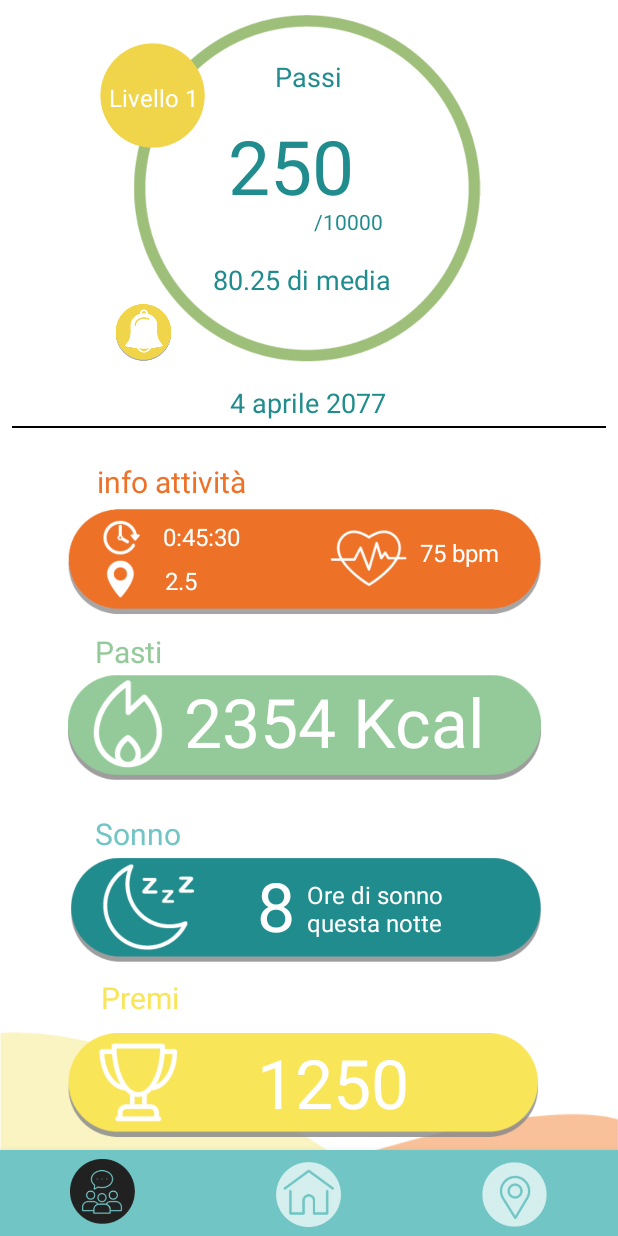
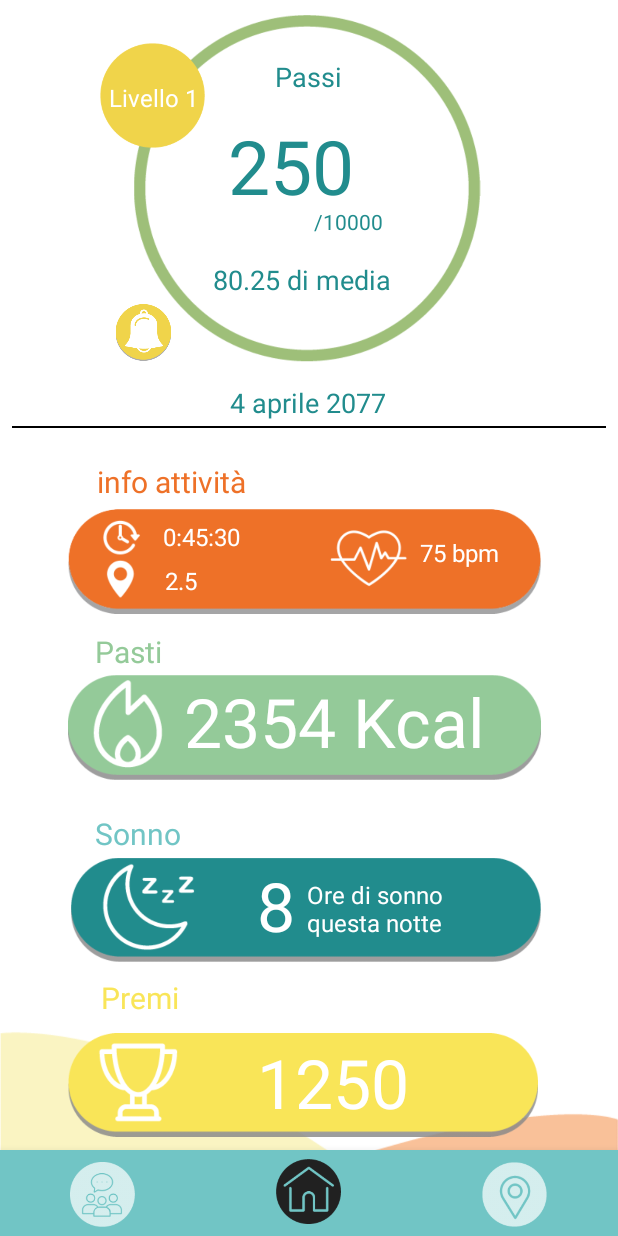
Before and after one commit to AntonioLezzi/Walk4U, an Android app: the Home screen opened directly, with no data from a screen before it, on a phone screen of 412 x 824 dp. Run offline under Robolectric (Android 15) with nearby library versions, the phone set to English and light mode, and no system bars; Roboto replaces fonts that are not available here.

Commit message:
Risoluzione probelma bottomnav Impostazione pulsante centrale come predefinito.

```diff
--- a/app/src/main/java/com/example/walk4you/Home.java
+++ b/app/src/main/java/com/example/walk4you/Home.java
@@ -31,6 +31,7 @@ public class Home extends AppCompatActivity implements OnFragmentInteractionList
         fragmentMaps = new MapsFragment();
 
         mMainNav.setItemBackgroundResource(R.color.colorPrimaryDark);
+        mMainNav.setSelectedItemId(R.id.Nav_Home);
 
         getFragmentManager().beginTransaction().add(R.id.main_frame, fragmentHome).commit();
 
--- a/app/src/main/java/com/example/walk4you/HomeFragment.java
+++ b/app/src/main/java/com/example/walk4you/HomeFragment.java
@@ -92,8 +92,6 @@ public class HomeFragment extends Fragment {
     }
 
 
-
-
     @Override
     public void onAttach(Context context) {
         super.onAttach(context);
```
